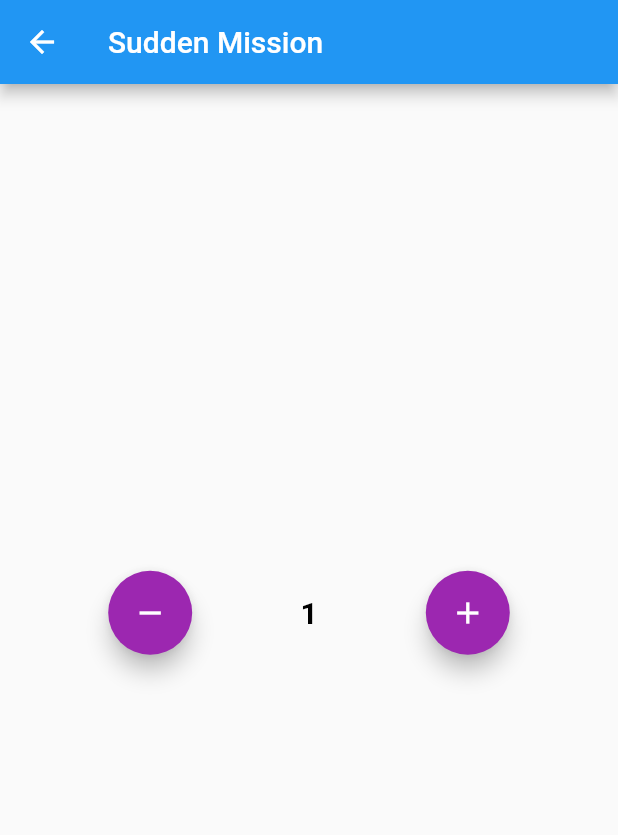
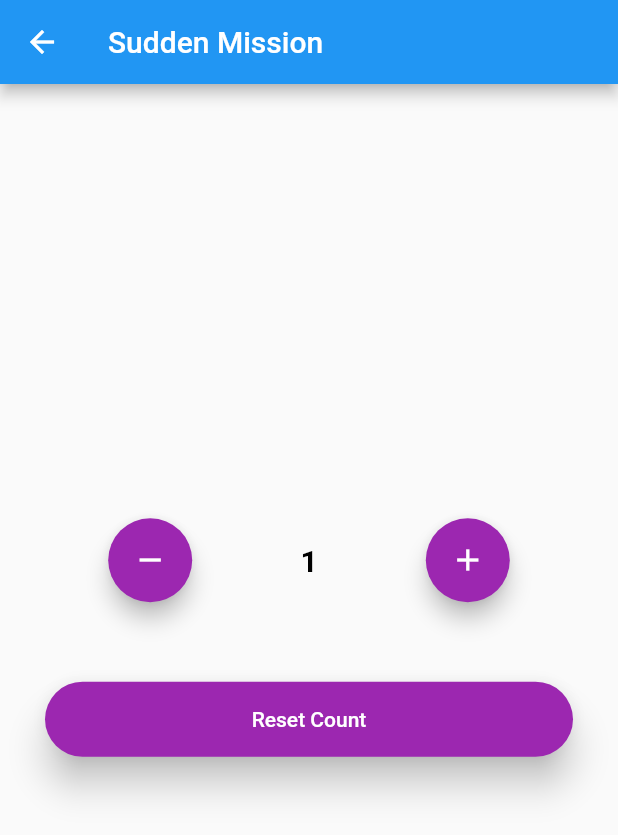
Before and after one commit to MulderPu/psychic-fortnight, a Flutter app: the SuddenMissionView screen opened by its route, after a tap on the "add" icon, on a phone screen of 412 x 824 dp. Shown: the top 835 px of the screen. Run offline on Flutter 3.47's test engine with Material 2 defaults, Android fonts, the light colour scheme and no system bars; our stand-ins replace bloc, flutter_bloc, shared_preferences; accounts and stored records are empty.

Commit message:
Use cubit state to controller state of sudden mission page, add session to change state if new days

```diff
--- a/lib/cubit/suddenmission_cubit.dart
+++ b/lib/cubit/suddenmission_cubit.dart
@@ -1,52 +1,60 @@
 import 'package:bloc/bloc.dart';
-import 'package:flutter/material.dart';
-import 'package:meta/meta.dart';
+import 'package:intl/intl.dart';
+import 'package:shared_preferences/shared_preferences.dart';
 
 part 'suddenmission_state.dart';
 
-class SuddenmissionCubit extends Cubit<int> {
-  SuddenmissionCubit() : super(0);
+class SuddenmissionCubit extends Cubit<SuddenmissionState> {
+  SuddenmissionCubit() : super(SuddenmissionInitial());
 
-  final snackBar = SnackBar(content: Text('Yay! A SnackBar!'));
+  void increment(count) {
+    if (count <= 10) {
+      emit(IncrementState(count));
+    } else {}
+  }
 
-  void increment() {
-    if (state < 10) {
-      emit(state + 1);
+  void decrement(count) {
+    if (count >= 0) {
+      emit(DecrementState(count));
     }
   }
 
-  void decrement() {
-    if (state > 0) {
-      emit(state - 1);
+  Future<void> readSession() async {
+    SharedPreferences prefs = await SharedPreferences.getInstance();
+    var storedMissionCount = prefs.getInt("missionCount");
+    if (storedMissionCount == null) {
+      storedMissionCount = 0;
     }
+
+    // see if new day
+    var suddenDateTime = prefs.getString("suddenDateTime");
+    var currentDateTime = DateTime.now();
+    if (suddenDateTime == null) {
+      // init datetime and do nothing, wait next day
+      prefs.setString("suddenDateTime", currentDateTime.toString());
+    } else {
+      var storedDatetime = DateTime.parse(suddenDateTime);
+
+      var formatStoreDatetime =
+          DateTime.parse(DateFormat('yyyy-MM-dd').format(storedDatetime));
+      var formatCurrentDatetime =
+          DateTime.parse(DateFormat('yyyy-MM-dd').format(currentDateTime));
+
+      // compare date see if new day
+      if (formatCurrentDatetime.difference(formatStoreDatetime).inDays > 0) {
+        prefs.setInt("missionCount", 0);
+        prefs.setString("suddenDateTime", currentDateTime.toString());
+        storedMissionCount = 0;
+      }
+    }
+
+    print("stored mission count: $storedMissionCount");
+    emit(LoadSessionState(storedMissionCount));
   }
 
-  Widget changeUi() {
-    String updateState = state.toString();
-    return Text(
-      updateState,
-      style: TextStyle(
-        color: state == 0 ? Colors.red : Colors.black,
-        fontWeight: FontWeight.bold,
-        fontSize: 20,
-      ),
-    );
-  }
-
-  Widget updateMessage() {
-    return Padding(
-      padding: const EdgeInsets.all(20.0),
-      child: Text(
-        state == 10
-            ? "Sudden Mission has been done! Please come back tomorrow."
-            : "",
-        textAlign: TextAlign.center,
-        style: TextStyle(
-          color: state == 10 ? Colors.green : Colors.black,
-          fontWeight: FontWeight.w400,
-          fontSize: 20,
-        ),
-      ),
-    );
+  resetView() async {
+    SharedPreferences prefs = await SharedPreferences.getInstance();
+    prefs.setInt("missionCount", 0);
+    emit(ResetState(0));
   }
 }
--- a/lib/cubit/suddenmission_state.dart
+++ b/lib/cubit/suddenmission_state.dart
@@ -1,6 +1,50 @@
 part of 'suddenmission_cubit.dart';
 
-@immutable
 abstract class SuddenmissionState {}
 
 class SuddenmissionInitial extends SuddenmissionState {}
+
+class IncrementState extends SuddenmissionState {
+  int count;
+
+  IncrementState(this.count);
+
+  @override
+  String toString() {
+    // TODO: implement toString
+    return "Increment ...";
+  }
+}
+
+class DecrementState extends SuddenmissionState {
+  int count;
+
+  DecrementState(this.count);
+
+  @override
+  String toString() {
+    return "Decrement ...";
+  }
+}
+
+class LoadSessionState extends SuddenmissionState {
+  int count;
+
+  LoadSessionState(this.count);
+
+  @override
+  String toString() {
+    return "Load session ...";
+  }
+}
+
+class ResetState extends SuddenmissionState {
+  int count;
+
+  ResetState(this.count);
+
+  @override
+  String toString() {
+    return "Reset ..";
+  }
+}
--- a/lib/utils/blocObserver.dart
+++ b/lib/utils/blocObserver.dart
@@ -2,8 +2,8 @@ import 'package:flutter_bloc/flutter_bloc.dart';
 
 class FlutterBlocObserver extends BlocObserver {
   @override
-  void onTransition(Bloc bloc, Transition transition) {
-    super.onTransition(bloc, transition);
-    print('${bloc.runtimeType} $transition');
+  void onTransition(Cubit cubit, Transition transition) {
+    print("CubitObserver $transition");
+    super.onTransition(cubit, transition);
   }
 }
--- a/lib/views/suddenMissionView.dart
+++ b/lib/views/suddenMissionView.dart
@@ -1,7 +1,7 @@
 import 'package:flutter/material.dart';
-import 'package:flutter/rendering.dart';
 import 'package:flutter_bloc/flutter_bloc.dart';
 import 'package:genshin_calculator/cubit/suddenmission_cubit.dart';
+import 'package:shared_preferences/shared_preferences.dart';
 
 class SuddenMissionView extends StatefulWidget {
   SuddenMissionView({Key key}) : super(key: key);
@@ -11,6 +11,14 @@ class SuddenMissionView extends StatefulWidget {
 }
 
 class _SuddenMissionViewState extends State<SuddenMissionView> {
+  int suddenMissionCount;
+  bool resetUi;
+
+  @override
+  void initState() {
+    super.initState();
+  }
+
   @override
   Widget build(BuildContext context) {
     return BlocProvider(
@@ -19,9 +27,39 @@ class _SuddenMissionViewState extends State<SuddenMissionView> {
         appBar: AppBar(
           title: Text("Sudden Mission"),
         ),
-        body: BlocBuilder<SuddenmissionCubit, int>(
+        body: BlocConsumer<SuddenmissionCubit, SuddenmissionState>(
+          listener: (context, state) {
+            print("listen state : $state");
+            if (state is IncrementState) {
+              suddenMissionCount = state.count;
+              saveSuddenMissionCount(state.count);
+            }
+
+            if (state is DecrementState) {
+              suddenMissionCount = state.count;
+              saveSuddenMissionCount(state.count);
+            }
+
+            if (state is LoadSessionState) {
+              suddenMissionCount = state.count;
+            }
+
+            if (state is ResetState) {
+              suddenMissionCount = state.count;
+            }
+          },
           builder: (context, state) {
-            print(state);
+            print("current state : $state");
+            if (state is SuddenmissionInitial) {
+              suddenMissionCount = 0;
+              context.read<SuddenmissionCubit>().readSession();
+
+              return Container(
+                child: Center(
+                  child: CircularProgressIndicator(),
+                ),
+              );
+            }
 
             return Column(
               mainAxisAlignment: MainAxisAlignment.center,
@@ -33,17 +71,30 @@ class _SuddenMissionViewState extends State<SuddenMissionView> {
                     FloatingActionButton(
                       heroTag: 'da',
                       backgroundColor: Colors.purple,
-                      onPressed: () =>
-                          context.read<SuddenmissionCubit>().decrement(),
+                      onPressed: () => context
+                          .read<SuddenmissionCubit>()
+                          .decrement(suddenMissionCount - 1),
                       child: Icon(Icons.remove),
                     ),
-                    context.read<SuddenmissionCubit>().changeUi(),
-                    state != 10
+                    Text(
+                      suddenMissionCount == null
+                          ? 0
+                          : suddenMissionCount.toString(),
+                      style: TextStyle(
+                        color: Colors.black,
+                        fontWeight: FontWeight.bold,
+                        fontSize: 20,
+                      ),
+                    ),
+                    suddenMissionCount != 10
                         ? FloatingActionButton(
                             heroTag: 'fas',
                             backgroundColor: Colors.purple,
-                            onPressed: () =>
-                                context.read<SuddenmissionCubit>().increment(),
+                            onPressed: () {
+                              context
+                                  .read<SuddenmissionCubit>()
+                                  .increment(suddenMissionCount + 1);
+                            },
                             child: Icon(Icons.add),
                           )
                         : FloatingActionButton(
@@ -56,7 +107,43 @@ class _SuddenMissionViewState extends State<SuddenMissionView> {
                           ),
                   ],
                 ),
-                context.read<SuddenmissionCubit>().updateMessage(),
+                Padding(
+                  padding: suddenMissionCount == 10
+                      ? const EdgeInsets.all(20.0)
+                      : const EdgeInsets.all(0.0),
+                  child: Text(
+                    suddenMissionCount == 10
+                        ? "Sudden Mission has been done! Please come back tomorrow."
+                        : "",
+                    textAlign: TextAlign.center,
+                    style: TextStyle(
+                      color: suddenMissionCount == 10
+                          ? Colors.green
+                          : Colors.black,
+                      fontWeight: FontWeight.w400,
+                      fontSize: 20,
+                    ),
+                  ),
+                ),
+                Padding(
+                  padding: const EdgeInsets.all(30.0),
+                  child: ElevatedButton(
+                      onPressed: () async {
+                        // RESET
+                        context.read<SuddenmissionCubit>().resetView();
+                      },
+                      style: ElevatedButton.styleFrom(
+                        onPrimary: Colors.white,
+                        primary: Colors.purple,
+                        onSurface: Colors.grey,
+                        minimumSize: Size(double.infinity, 50),
+                        elevation: 10,
+                        shape: new RoundedRectangleBorder(
+                          borderRadius: new BorderRadius.circular(30.0),
+                        ),
+                      ),
+                      child: Text("Reset Count")),
+                ),
               ],
             );
           },
@@ -64,4 +151,9 @@ class _SuddenMissionViewState extends State<SuddenMissionView> {
       ),
     );
   }
+
+  saveSuddenMissionCount(count) async {
+    SharedPreferences prefs = await SharedPreferences.getInstance();
+    prefs.setInt("missionCount", count);
+  }
 }
--- a/pubspec.yaml
+++ b/pubspec.yaml
@@ -29,6 +29,7 @@ dependencies:
   cupertino_icons: ^1.0.2
   intl: ^0.17.0
   flutter_bloc: ^6.1.3
+  shared_preferences: ^2.0.4
 
 dev_dependencies:
   flutter_test:
```
Also changed, not shown: pubspec.lock.
